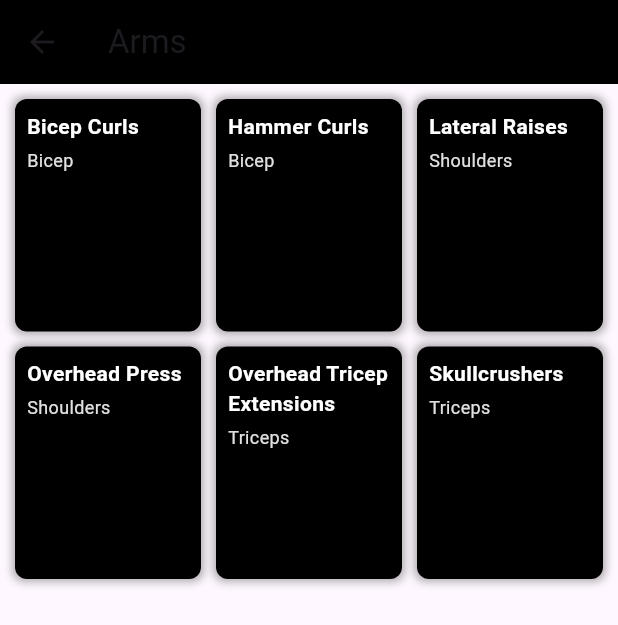
After one commit to karanbhatia26/TE_mini_project, a Flutter app: the WorkoutPage screen opened directly, after a tap on "Arms", on a phone screen of 412 x 824 dp. The commit adds this screen. Shown: the top 625 px of the screen. Run offline on Flutter 3.47's test engine with Material 3 defaults, Android fonts, the light colour scheme and no system bars; our stand-ins replace animated_text_kit, fl_chart, font_awesome_flutter, video_player; missing offline and left inert: dart:html, mesh_gradient.

Commit message:
(flutter update) added arms specific page,
arms page added and linked properly, other exercises pages pending, then have to figure out how to send different video to different app pages

```diff
--- /dev/null
+++ b/my_flutter/lib/arms_workout.dart
@@ -0,0 +1,107 @@
+import 'package:flutter/material.dart';
+
+class ArmsWorkoutPage extends StatelessWidget {
+  const ArmsWorkoutPage({Key? key}) : super(key: key);
+
+  @override
+  Widget build(BuildContext context) {
+    return Scaffold(
+      appBar: AppBar(
+        title: const Text("Arms"),
+        backgroundColor: Colors.black,
+        elevation: 0,
+        leading: IconButton(
+          icon: const Icon(Icons.arrow_back),
+          onPressed: () {
+            Navigator.pop(context);
+          },
+        ),
+      ),
+      body: Padding(
+        padding: const EdgeInsets.all(10.0),
+        child: GridView.count(
+          crossAxisCount: 3, // 2 cards per row
+          crossAxisSpacing: 10,
+          mainAxisSpacing: 10,
+          childAspectRatio: 0.8, // Adjust to make cards smaller
+          children: const [
+            DetailedWorkoutCard(
+              title: "Bicep Curls",
+              subtitle: "Bicep",
+            ),
+            DetailedWorkoutCard(
+              title: "Hammer Curls",
+              subtitle: "Bicep",
+            ),
+            DetailedWorkoutCard(
+              title: "Lateral Raises",
+              subtitle: "Shoulders",
+            ),
+            DetailedWorkoutCard(
+              title: "Overhead Press",
+              subtitle: "Shoulders",
+            ),
+            DetailedWorkoutCard(
+              title: "Overhead Tricep Extensions",
+              subtitle: "Triceps",
+            ),
+            DetailedWorkoutCard(
+              title: "Skullcrushers",
+              subtitle: "Triceps",
+            ),
+          ],
+        ),
+      ),
+    );
+  }
+}
+
+class DetailedWorkoutCard extends StatelessWidget {
+  final String title;
+  final String subtitle;
+
+  const DetailedWorkoutCard({
+    Key? key,
+    required this.title,
+    required this.subtitle,
+  }) : super(key: key);
+
+  @override
+  Widget build(BuildContext context) {
+    return Container(
+      decoration: BoxDecoration(
+        color: Colors.black, // Dark background for consistency
+        borderRadius: BorderRadius.circular(8),
+        boxShadow: [
+          BoxShadow(
+            color: Colors.black.withOpacity(0.3),
+            spreadRadius: 2,
+            blurRadius: 4,
+          ),
+        ],
+      ),
+      padding: const EdgeInsets.all(8), // Reduced padding for smaller cards
+      child: Column(
+        crossAxisAlignment: CrossAxisAlignment.start,
+        children: [
+          Text(
+            title,
+            style: const TextStyle(
+              fontSize: 14, // Reduced font size
+              fontWeight: FontWeight.bold,
+              color: Colors.white, // White text on dark background
+            ),
+          ),
+          const SizedBox(height: 4),
+          Text(
+            subtitle,
+            style: TextStyle(
+              fontSize: 12, // Reduced font size
+              color: Colors.grey[300], // Lighter grey for subtitle
+            ),
+          ),
+        ],
+      ),
+    );
+  }
+}
--- a/my_flutter/lib/dashboard.dart
+++ b/my_flutter/lib/dashboard.dart
@@ -1,6 +1,7 @@
 import 'package:flutter/material.dart';
 import 'package:fl_chart/fl_chart.dart'; // Import the fl_chart package
 import 'app_page.dart';
+import 'workout_page.dart';
 
 class FitnessDashboardApp extends StatelessWidget {
   const FitnessDashboardApp({super.key});
@@ -108,6 +109,17 @@ class FitnessDashboard extends StatelessWidget {
                   );
                 },
                 child: const Text('Go to App Page'),
+              ),
+            ),
+            Center(
+              child: ElevatedButton(
+                onPressed: () {
+                  Navigator.push(
+                    context,
+                    MaterialPageRoute(builder: (context) => WorkoutPage()),
+                  );
+                },
+                child: const Text('Start a new Exercise!'),
               ),
             ),
           ],
--- /dev/null
+++ b/my_flutter/lib/workout_page.dart
@@ -0,0 +1,139 @@
+import 'package:flutter/material.dart';
+import 'arms_workout.dart'; // Import the ArmsWorkoutPage
+
+class WorkoutPage extends StatelessWidget {
+  const WorkoutPage({Key? key}) : super(key: key);
+
+  @override
+  Widget build(BuildContext context) {
+    return Scaffold(
+      appBar: AppBar(
+        title: const Text("Workouts"),
+        backgroundColor: Colors.black,
+      ),
+      body: Padding(
+        padding: const EdgeInsets.all(16.0),
+        child: ListView(
+          children: [
+            Row(
+              children: [
+                // Arms button with navigation
+                Expanded(
+                  child: GestureDetector(
+                    onTap: () {
+                      // Navigate to ArmsWorkoutPage
+                      Navigator.push(
+                        context,
+                        MaterialPageRoute(
+                          builder: (context) => const ArmsWorkoutPage(),
+                        ),
+                      );
+                    },
+                    child: WorkoutCard(
+                      title: "Arms",
+                      subtitle: "Biceps, Triceps, Shoulders and more",
+                    ),
+                  ),
+                ),
+                const SizedBox(width: 16),
+                Expanded(
+                  child: WorkoutCard(
+                    title: "Chest",
+                    subtitle: "Pectoralis Major, Pectoralis Minor",
+                  ),
+                ),
+              ],
+            ),
+            const SizedBox(height: 16),
+            Row(
+              children: [
+                Expanded(
+                  child: WorkoutCard(
+                    title: "Legs",
+                    subtitle: "Quads, Hamstrings, Glutes, Calves",
+                  ),
+                ),
+                const SizedBox(width: 16),
+                Expanded(
+                  child: WorkoutCard(
+                    title: "Core",
+                    subtitle: "Abs, Obliques and more",
+                  ),
+                ),
+              ],
+            ),
+            const SizedBox(height: 16),
+            Row(
+              children: [
+                Expanded(
+                  child: WorkoutCard(
+                    title: "Back",
+                    subtitle: "Lats, Traps, Rhomboids and more",
+                  ),
+                ),
+                const SizedBox(width: 16),
+                Expanded(
+                  child: WorkoutCard(
+                    title: "Cardio",
+                    subtitle: "Heart, Lungs, Stamina and Health",
+                  ),
+                ),
+              ],
+            ),
+          ],
+        ),
+      ),
+    );
+  }
+}
+
+class WorkoutCard extends StatelessWidget {
+  final String title;
+  final String subtitle;
+
+  const WorkoutCard({
+    Key? key,
+    required this.title,
+    required this.subtitle,
+  }) : super(key: key);
+
+  @override
+  Widget build(BuildContext context) {
+    return Container(
+      decoration: BoxDecoration(
+        color: Colors.black, // Black background for the card
+        borderRadius: BorderRadius.circular(8),
+        border: Border.all(color: Colors.grey[700]!), // Optional border
+        boxShadow: [
+          BoxShadow(
+            color: Colors.black.withOpacity(0.5),
+            spreadRadius: 2,
+            blurRadius: 4,
+          ),
+        ],
+      ),
+      padding: const EdgeInsets.all(16),
+      child: Column(
+        crossAxisAlignment: CrossAxisAlignment.start,
+        children: [
+          Text(
+            title,
+            style: const TextStyle(
+              fontSize: 18,
+              fontWeight: FontWeight.bold,
+              color: Colors.white,
+            ),
+          ),
+          const SizedBox(height: 8),
+          Text(
+            subtitle,
+            style: TextStyle(
+              fontSize: 14,
+              color: Colors.grey[300],
+            ),
+          ),
+        ],
+      ),
+    );
+  }
+}
```
